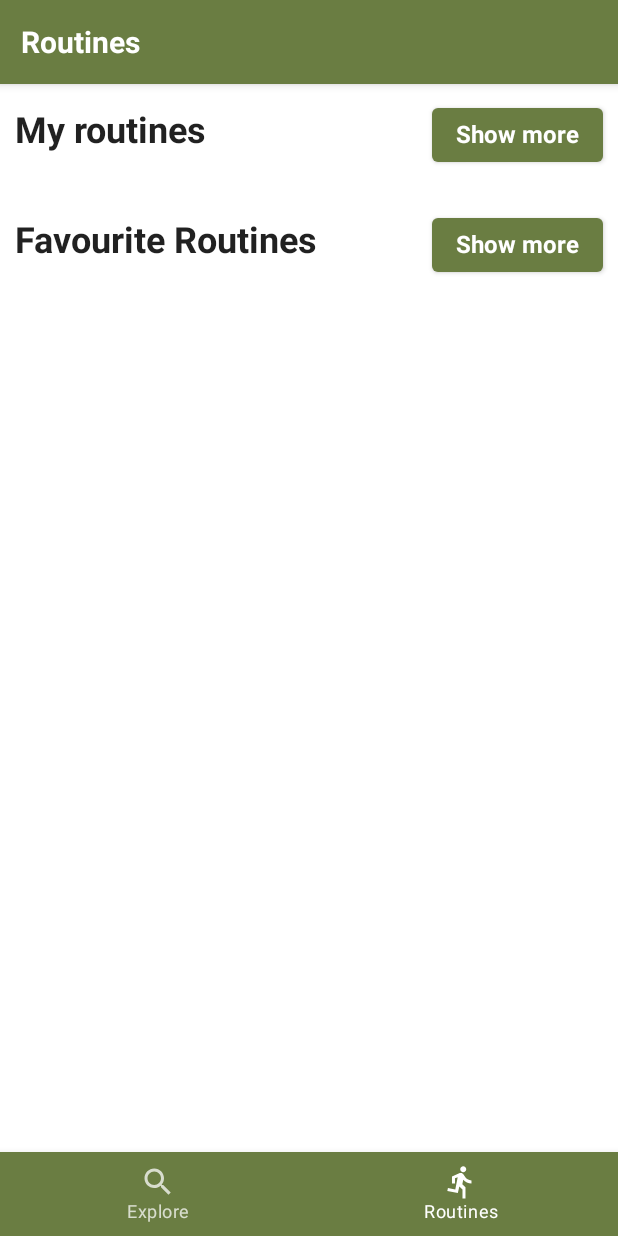
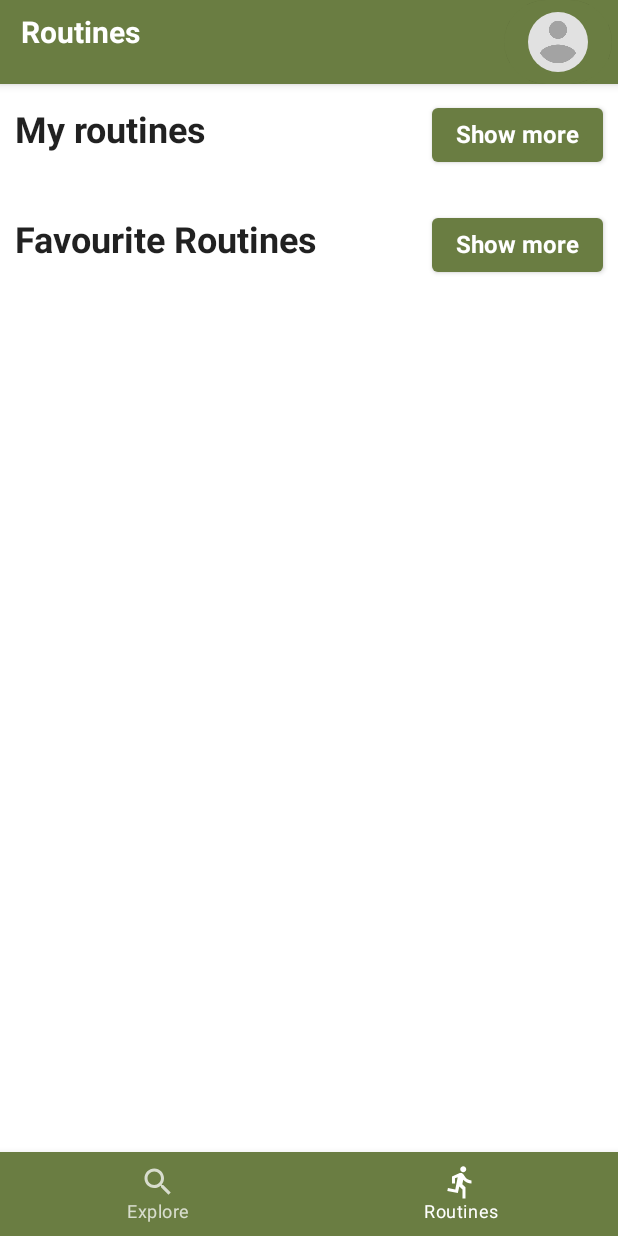
Before and after one commit to Federico-Shih/stronk-app, an Android app built with Jetpack Compose: the myRoutinesScreen screen opened through its navigation route, on a phone screen of 412 x 824 dp. Run offline under Robolectric (Android 15) with nearby library versions, the phone set to English and light mode, and no system bars; our stand-ins replace accompanist; network calls fail; pictures from the network do not load.

Commit message:
Fixed auth interceptor Added logout button

```diff
--- a/app/build.gradle
+++ b/app/build.gradle
@@ -25,10 +25,10 @@ android {
         release {
             minifyEnabled false
             proguardFiles getDefaultProguardFile('proguard-android-optimize.txt'), 'proguard-rules.pro'
-            buildConfigField "String", "API_BASE_URL", "\"http://192.168.1.102:8080/api/\""
+            buildConfigField "String", "API_BASE_URL", "\"http://192.168.0.11:8080/api/\""
         }
         debug {
-            buildConfigField "String", "API_BASE_URL", "\"http://192.168.1.102:8080/api/\""
+            buildConfigField "String", "API_BASE_URL", "\"http://192.168.0.11:8080/api/\""
         }
     }
     compileOptions {
--- a/app/src/main/java/com/example/stronk/MainActivity.kt
+++ b/app/src/main/java/com/example/stronk/MainActivity.kt
@@ -1,6 +1,5 @@
 package com.example.stronk
 
-import android.app.Dialog
 import android.content.Intent
 import android.os.Bundle
 import androidx.activity.ComponentActivity
@@ -40,8 +39,20 @@ import androidx.compose.ui.unit.dp
 import androidx.compose.ui.window.Dialog
 import com.example.stronk.model.ApiStatus
 import com.example.stronk.model.MainViewModel
-import com.example.stronk.model.ExecuteViewModel
-import com.example.stronk.model.LoginViewModel.Companion.Factory
+import com.example.stronk.ui.components.ProfileButton
+
+@Composable
+fun MainNavbarButtons(onGetViewModel: () -> ViewModel?, navigateTo: (String) -> Unit) {
+    val userViewModel: MainViewModel = onGetViewModel() as MainViewModel
+    Row {
+        ProfileButton(
+            userViewModel.uiState
+        ) { route ->
+            navigateTo(route)
+            userViewModel.logout()
+        }
+    }
+}
 
 enum class MainScreens(
     val label: Int = R.string.empty,
@@ -52,10 +63,11 @@ enum class MainScreens(
     val hidesTopNav: Boolean = false,
 ) {
     AUTH(hidesBottomNav = true, hidesTopNav = true),
-    EXPLORE(R.string.explore_label, Icons.Filled.Search),
+    EXPLORE(R.string.explore_label, Icons.Filled.Search, topLeftButtons = { onGetViewModel, navigateTo -> MainNavbarButtons(onGetViewModel, navigateTo) }),
     ROUTINES(
         R.string.routines_label,
-        Icons.Filled.DirectionsRun
+        Icons.Filled.DirectionsRun,
+        topLeftButtons = { onGetViewModel, navigateTo -> MainNavbarButtons(onGetViewModel, navigateTo) }
     ),
     EXECUTE(hidesBottomNav = true, confirmationOnExit = true),
     VIEW_ROUTINE(topLeftButtons = { onGetViewModel, _ ->
@@ -217,6 +229,7 @@ class MainActivity : ComponentActivity() {
                                 LaunchedEffect(loginViewModel.uiState.apiState.status) {
                                     if (loginViewModel.uiState.apiState.status == ApiStatus.SUCCESS)
                                     {
+                                        mainViewModel.fetchCurrentUser()
                                         navController.navigate(MainScreens.ROUTINES.name)
                                     }
                                 }
--- a/app/src/main/java/com/example/stronk/model/LoginViewModel.kt
+++ b/app/src/main/java/com/example/stronk/model/LoginViewModel.kt
@@ -27,6 +27,7 @@ class LoginViewModel(
     var uiState by mutableStateOf(LoginState(isAuthenticated = sessionManager.fetchAuthToken() != null))
         private set
 
+
     fun login(username: String, password: String) {
         loginJob?.cancel()
 
@@ -51,6 +52,7 @@ class LoginViewModel(
         }
     }
 
+
     fun dismissMessage() {
         uiState = uiState.copy(apiState = ApiState(message = "", status = null))
     }
--- a/app/src/main/java/com/example/stronk/network/AuthInterceptor.kt
+++ b/app/src/main/java/com/example/stronk/network/AuthInterceptor.kt
@@ -13,7 +13,8 @@ class AuthInterceptor(context: Context) : Interceptor {
         val requestBuilder = chain.request().newBuilder()
 
         sessionManager.fetchAuthToken()?.let {
-            requestBuilder.addHeader("Authorization", "Bearer: $it")
+            println("Fetched token $it")
+            requestBuilder.addHeader("Authorization", "Bearer $it")
         }
         return chain.proceed(requestBuilder.build())
     }
@@ -30,12 +31,14 @@ class SessionManager (context: Context) {
         val editor = prefs.edit()
         editor.putString(USER_TOKEN, token)
         editor.apply()
+        println("Saved token $token")
     }
 
     fun removeAuthToken() {
         val editor = prefs.edit()
         editor.remove(USER_TOKEN)
         editor.apply()
+        println("Removed token")
     }
 
     fun fetchAuthToken(): String? {
--- /dev/null
+++ b/app/src/main/java/com/example/stronk/state/MainState.kt
@@ -0,0 +1,8 @@
+package com.example.stronk.state
+
+import com.example.stronk.model.ApiState
+
+data class MainState(
+    var apiState: ApiState = ApiState(),
+    val currentUser: User? = null,
+)
--- a/app/src/main/java/com/example/stronk/ui/components/ProfileButton.kt
+++ b/app/src/main/java/com/example/stronk/ui/components/ProfileButton.kt
@@ -1,13 +1,53 @@
 package com.example.stronk.ui.components
 
-import androidx.compose.material.IconButton
-import androidx.compose.runtime.Composable
-import androidx.lifecycle.ViewModel
-import com.example.stronk.model.LoginViewModel
+import androidx.compose.foundation.background
+import androidx.compose.foundation.layout.Row
+import androidx.compose.foundation.layout.wrapContentSize
+import androidx.compose.foundation.shape.CircleShape
+import androidx.compose.material.*
+import androidx.compose.material.icons.Icons
+import androidx.compose.material.icons.filled.Logout
+import androidx.compose.runtime.*
+import androidx.compose.ui.Modifier
+import androidx.compose.ui.draw.clip
+import androidx.compose.ui.graphics.Color
+import androidx.compose.ui.layout.ContentScale
+import androidx.compose.ui.res.painterResource
+import androidx.compose.ui.res.stringResource
+import androidx.compose.ui.tooling.preview.Preview
+import coil.compose.AsyncImage
+import com.example.stronk.MainScreens
+import com.example.stronk.R
+import com.example.stronk.state.MainState
 
+@Preview
 @Composable
-fun ProfileButton(userViewModel: LoginViewModel, navigateTo: (String) -> Unit) {
-    IconButton(onClick = { /*TODO*/ }) {
-
+fun ProfileButton(
+    userState: MainState = MainState(),
+    navigateTo: (String) -> Unit = {}
+) {
+    var expanded by remember { mutableStateOf(false) }
+    Button(onClick = { expanded = !expanded }, modifier = Modifier.clip(CircleShape).wrapContentSize()) {
+        AsyncImage(
+            model = userState.currentUser?.avatarUrl,
+            contentDescription = "Profile button",
+            placeholder = painterResource(id = R.drawable.profile_placeholder),
+            error = painterResource(id = R.drawable.profile_placeholder),
+            contentScale = ContentScale.Inside,
+            modifier = Modifier
+                .clip(CircleShape)
+                .background(color = Color.Transparent)
+        )
+    }
+    DropdownMenu(expanded = expanded, onDismissRequest = { expanded = false }) {
+        DropdownMenuItem(onClick = {
+            expanded = false
+            navigateTo(MainScreens.AUTH.name)
+        }) {
+            Row {
+                Icon(Icons.Filled.Logout, contentDescription = "logout")
+                Text(text = stringResource(id = R.string.logout_button_label))
+            }
+        }
     }
 }
--- a/app/src/main/java/com/example/stronk/ui/screens/LoginScreen.kt
+++ b/app/src/main/java/com/example/stronk/ui/screens/LoginScreen.kt
@@ -127,7 +127,7 @@ fun LoginScreen(
             val actionLabel = stringResource(id = R.string.dismiss)
             LaunchedEffect(scaffoldState.snackbarHostState) {
                 val result = scaffoldState.snackbarHostState.showSnackbar(
-                    message = uiState.apiState.message!!,
+                    message = uiState.apiState.message,
                     actionLabel = actionLabel
                 )
                 when (result) {
--- a/app/src/main/res/values/strings.xml
+++ b/app/src/main/res/values/strings.xml
@@ -40,4 +40,5 @@
     <string name="login_label">Log in to Stronk!</string>
     <string name="error_pass_user">Incorrect username/password</string>
     <string name="login_button_label">Log in</string>
+    <string name="logout_button_label">Log out</string>
 </resources>
```
Also changed, not shown: app/src/main/java/com/example/stronk/model/MainViewModel.kt (+30 -2 lines), app/src/main/java/com/example/stronk/network/RetrofitClient.kt (+15 -9 lines), app/src/main/res/drawable/profile_placeholder.png (added), 1 other file.
